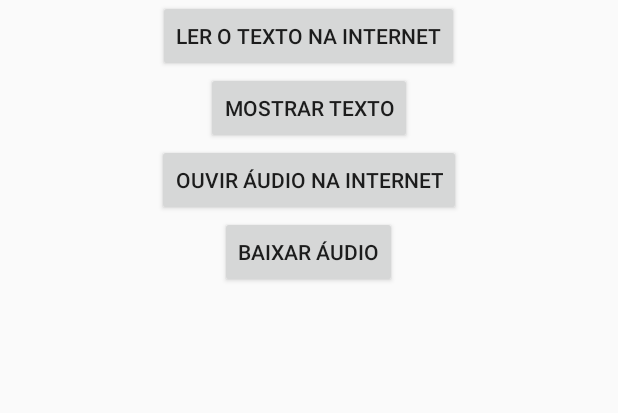
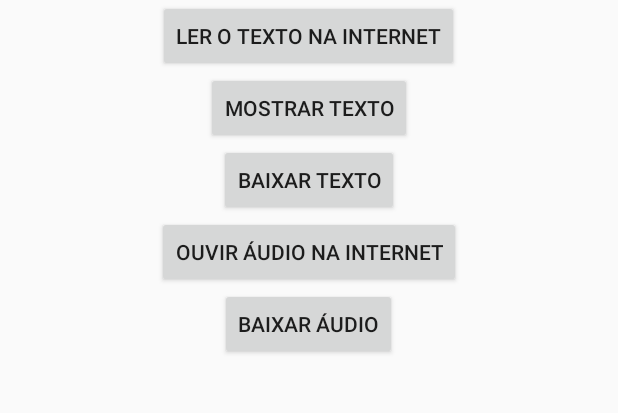
Before and after one commit to lucascomputacao/presenteDiario, an Android app: the screen it shows after launch (MainActivity), on a phone screen of 412 x 824 dp, the part 117-530 px from its top. Run offline under Robolectric (Android 15) with nearby library versions, the phone set to English and light mode, and no system bars.

Commit message:
Adicionando Download de arquivo de texto & visualização via servidor independente

```diff
--- a/app/src/main/AndroidManifest.xml
+++ b/app/src/main/AndroidManifest.xml
@@ -13,7 +13,8 @@
     <application
         android:allowBackup="true"
         android:label="@string/app_name"
-        android:theme="@style/AppTheme" >
+        android:theme="@style/AppTheme"
+        android:icon="@drawable/ic_launcher_presente">
         <activity android:name=".WebActivity"
             android:screenOrientation="landscape"/>
         <activity
--- a/app/src/main/java/com/lucasborgesdev/presentediario/WebActivity.java
+++ b/app/src/main/java/com/lucasborgesdev/presentediario/WebActivity.java
@@ -25,7 +25,8 @@ public class WebActivity extends Activity {
         Date now = cal.getTime(); // set the current datetime in a Date-object
         String dateFormatTraces = sdf.format(now); // contains dd-MM-yyyy (e.g. 15-03-2015 for March 15, 2015)
 
-        final String url_text = "http://www.transmundial.org.br/presente-diario/" + dateFormatTraces;
+//        final String url_text = "http://www.transmundial.org.br/presente-diario/" + dateFormatTraces;
+        final String url_text = "http://104.236.27.118/presente_diario/presente" + dateFormatTraces + ".html";
 
         webView = (WebView) findViewById(R.id.webView);
 
--- a/app/src/main/res/layout/activity_main.xml
+++ b/app/src/main/res/layout/activity_main.xml
@@ -29,10 +29,17 @@
         android:text="Mostrar texto" />
 
     <Button
+        android:layout_width="wrap_content"
+        android:layout_height="wrap_content"
+        android:layout_below="@+id/buttonUrl"
+        android:text="Baixar texto"
+        android:id="@+id/download_texto"/>
+
+    <Button
         android:id="@+id/audio"
         android:layout_width="wrap_content"
         android:layout_height="wrap_content"
-        android:layout_below="@id/texto"
+        android:layout_below="@id/download_texto"
         android:layout_gravity="center_horizontal"
         android:text="Ouvir Áudio na internet" />
 
```
Also changed, not shown: app/src/main/java/com/lucasborgesdev/presentediario/MainActivity.java (+52 -0 lines), app/src/main/res/drawable/bg_presente_diario.jpg (deleted), 1 other file.
